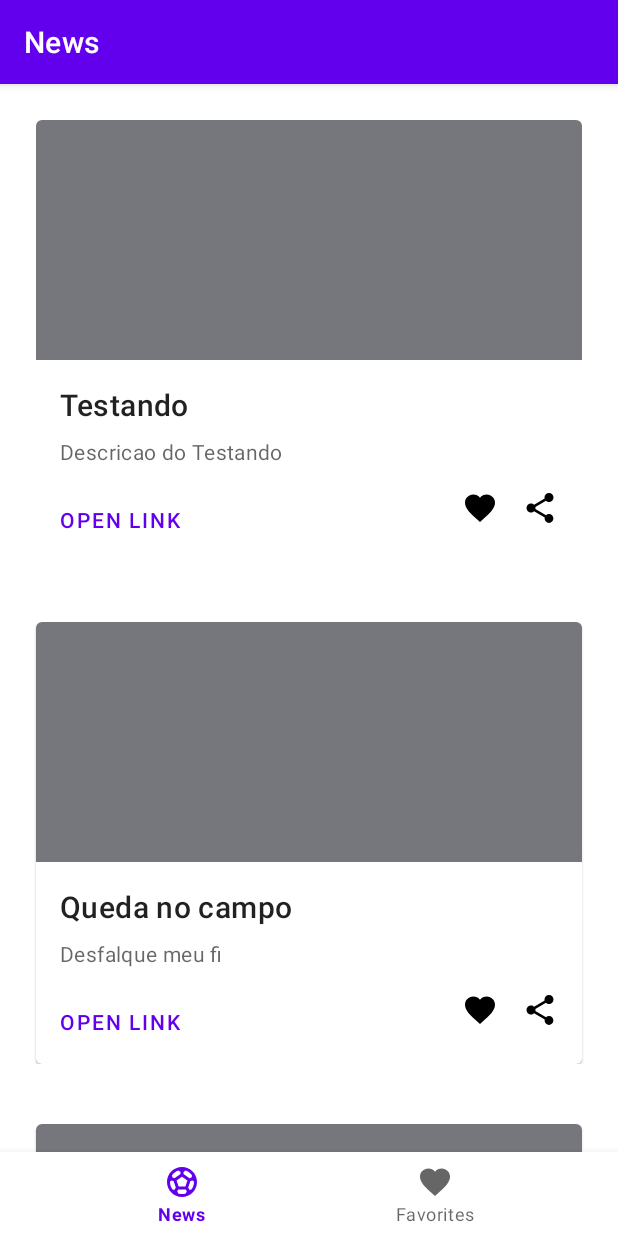
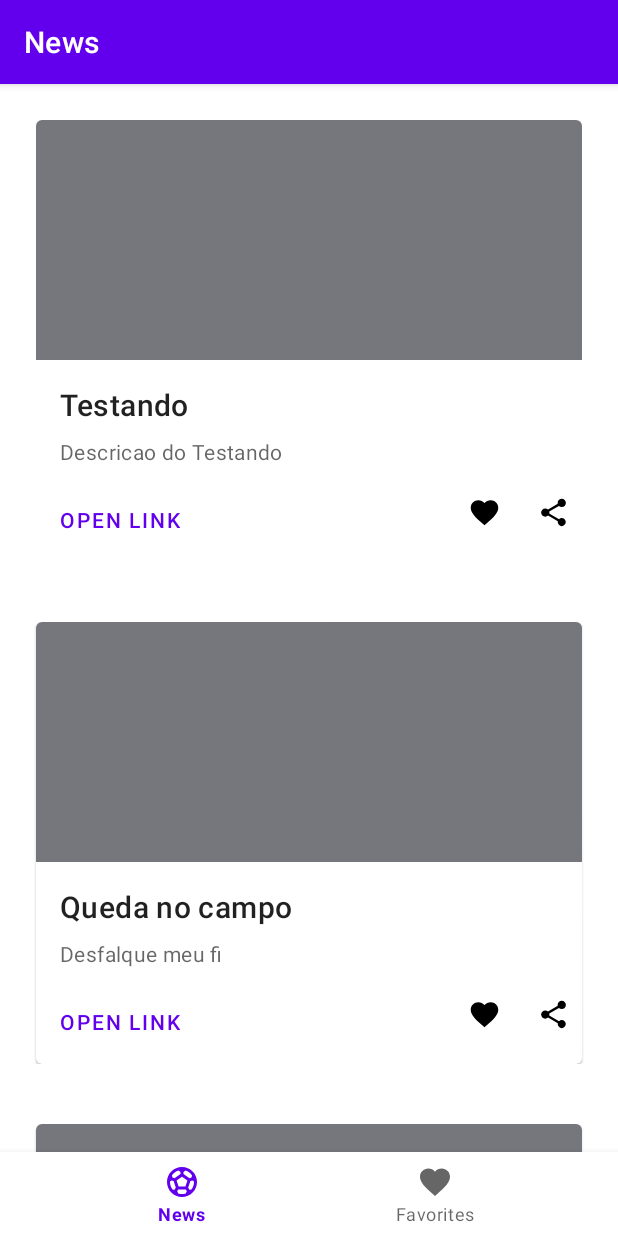
Before and after one commit to guilhermerauj0/Soccer_News, an Android app: the screen it shows after launch (MainActivity), on a phone screen of 412 x 824 dp. Run offline under Robolectric (Android 15) with nearby library versions, the phone set to English and light mode, and no system bars; our stand-ins replace navigation-ui.

```diff
--- a/app/src/main/res/layout/news_item.xml
+++ b/app/src/main/res/layout/news_item.xml
@@ -73,20 +73,30 @@
 
                 <ImageView
                     android:id="@+id/iv_favorite"
-                    android:layout_width="24dp"
-                    android:layout_height="24dp"
+                    android:layout_width="30dp"
+                    android:layout_height="30dp"
                     android:layout_gravity="end"
                     android:layout_marginStart="172dp"
                     android:src="@drawable/ic_favorite"
-                    android:contentDescription="@string/favorite" />
+                    android:contentDescription="@string/favorite"
+                    android:clickable="true"
+                    android:focusable="true"
+                    android:background="?android:selectableItemBackgroundBorderless"
+                    android:padding="4dp"
+                    />
+
                 <ImageView
                     android:id="@+id/iv_share"
-                    android:layout_width="24dp"
-                    android:layout_height="24dp"
+                    android:layout_width="30dp"
+                    android:layout_height="30dp"
                     android:layout_marginHorizontal="16dp"
                     android:layout_gravity="end"
                     android:src="@drawable/ic_share"
-                    android:contentDescription="@string/share" />
+                    android:contentDescription="@string/share"
+                    android:clickable="true"
+                    android:focusable="true"
+                    android:background="?android:selectableItemBackgroundBorderless"
+                    android:padding="4dp" />
             </LinearLayout>
 
         </LinearLayout>
```
